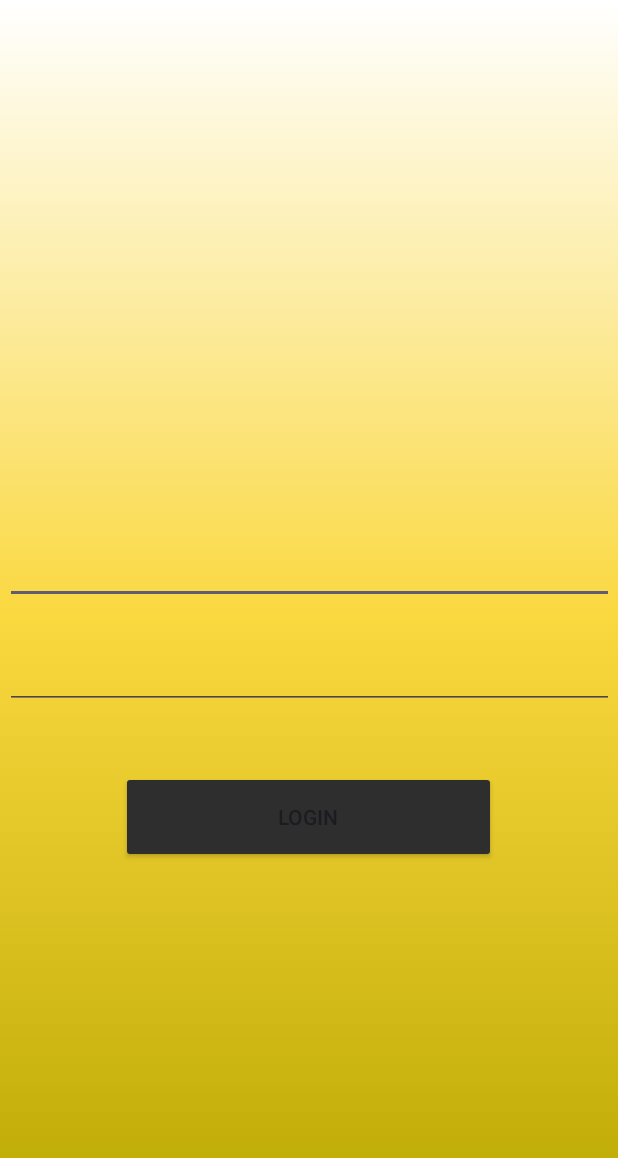
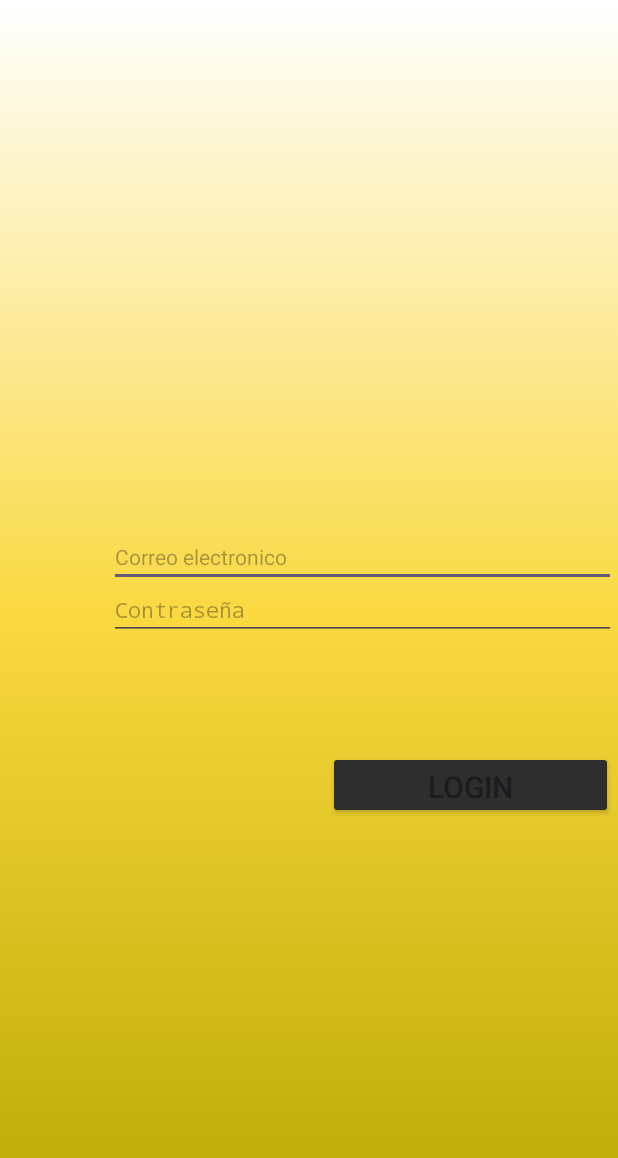
Before and after one commit to Petracker-Monolito-Modular/petcare-android, an Android app: the screen it shows after launch (LoginActivity), on a phone screen of 412 x 824 dp. Shown: the top 1158 px of the screen. Run offline under Robolectric (Android 15) with nearby library versions, the phone set to English and light mode, and no system bars.

Commit message:
Refactors login UI and adds pet list
Improves the login screen layout by adjusting sizes, text hints, and text sizes for better usability.

Adds a basic list view to the pet list activity.

```diff
--- a/app/src/main/res/layout/activity_login.xml
+++ b/app/src/main/res/layout/activity_login.xml
@@ -10,8 +10,8 @@
 
     <LinearLayout
         android:id="@+id/linearLayout2"
-        android:layout_width="250dp"
-        android:layout_height="61dp"
+        android:layout_width="190dp"
+        android:layout_height="45dp"
         android:layout_marginStart="2dp"
         android:layout_marginTop="25dp"
         android:layout_marginEnd="3dp"
@@ -19,23 +19,25 @@
         android:orientation="horizontal"
         app:layout_constraintBottom_toBottomOf="parent"
         app:layout_constraintEnd_toEndOf="parent"
+        app:layout_constraintHorizontal_bias="1.0"
         app:layout_constraintStart_toStartOf="parent"
         app:layout_constraintTop_toBottomOf="@+id/linearLayout">
 
         <Button
-            android:backgroundTint="@color/Green"
             android:id="@+id/btnLogin"
             android:layout_width="342dp"
             android:layout_height="match_parent"
             android:layout_weight="1"
-            android:text="Login" />
+            android:backgroundTint="@color/Green"
+            android:text="Login"
+            android:textSize="20sp" />
 
     </LinearLayout>
 
     <LinearLayout
         android:id="@+id/linearLayout"
-        android:layout_width="406dp"
-        android:layout_height="141dp"
+        android:layout_width="338dp"
+        android:layout_height="75dp"
         android:layout_marginStart="1dp"
         android:layout_marginTop="38dp"
         android:layout_marginEnd="1dp"
@@ -43,34 +45,42 @@
         android:orientation="vertical"
         app:layout_constraintBottom_toTopOf="@+id/linearLayout2"
         app:layout_constraintEnd_toEndOf="parent"
+        app:layout_constraintHorizontal_bias="1.0"
         app:layout_constraintStart_toStartOf="parent"
         app:layout_constraintTop_toBottomOf="@+id/imageView">
 
         <EditText
             android:id="@+id/etEmail"
             android:layout_width="match_parent"
-            android:layout_height="70dp"
+            android:layout_height="35dp"
             android:ems="10"
-            android:inputType="textEmailAddress" />
+            android:hint="Correo electronico"
+            android:inputType="textEmailAddress"
+            android:textColor="@color/black"
+            android:textSize="14sp" />
 
         <EditText
             android:id="@+id/etPassword"
             android:layout_width="match_parent"
-            android:layout_height="70dp"
+            android:layout_height="35dp"
             android:ems="10"
-            android:inputType="textPassword" />
+            android:hint="Contraseña"
+            android:inputType="textPassword"
+            android:textColor="@color/black"
+            android:textSize="14sp" />
     </LinearLayout>
 
     <ImageView
         android:id="@+id/imageView"
         android:layout_width="182dp"
         android:layout_height="189dp"
-        android:layout_marginStart="105dp"
-        android:layout_marginTop="40dp"
+        android:layout_marginStart="10dp"
+        android:layout_marginTop="5dp"
         android:layout_marginEnd="124dp"
         android:layout_marginBottom="38dp"
         app:layout_constraintBottom_toTopOf="@+id/linearLayout"
         app:layout_constraintEnd_toEndOf="parent"
+        app:layout_constraintHorizontal_bias="0.0"
         app:layout_constraintStart_toStartOf="parent"
         app:layout_constraintTop_toTopOf="parent"
         app:layout_constraintVertical_bias="0.65999997"
--- a/app/src/main/res/layout/activity_pets_list.xml
+++ b/app/src/main/res/layout/activity_pets_list.xml
@@ -8,4 +8,9 @@
     android:layout_height="match_parent"
     tools:context=".feature_pets.ui.PetsListActivity">
 
-  </androidx.constraintlayout.widget.ConstraintLayout>
+  <ListView
+      android:layout_width="290dp"
+      android:layout_height="498dp"
+      tools:layout_editor_absoluteX="60dp"
+      tools:layout_editor_absoluteY="193dp" />
+</androidx.constraintlayout.widget.ConstraintLayout>
```
